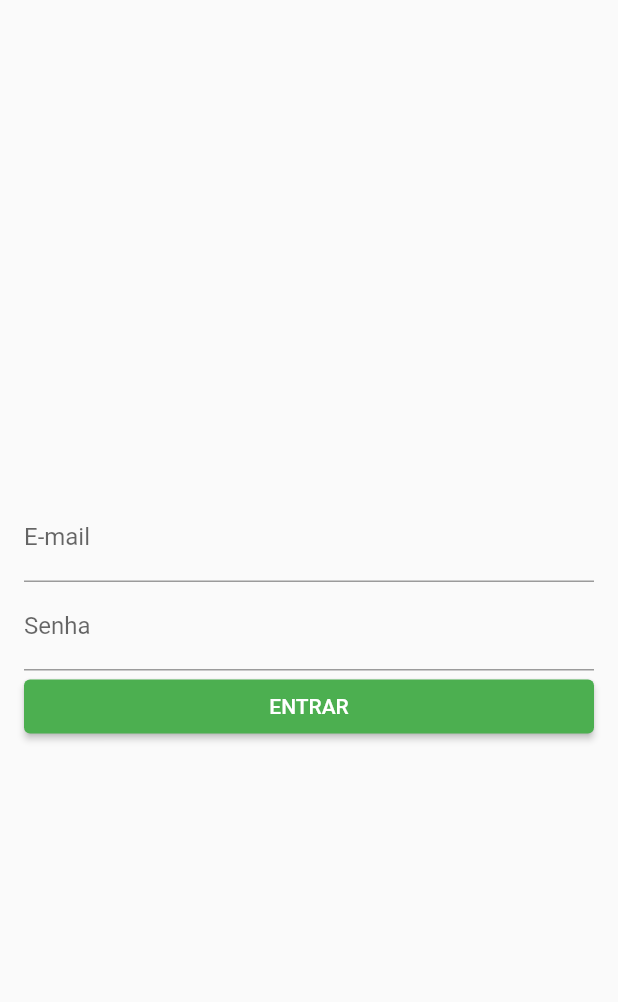
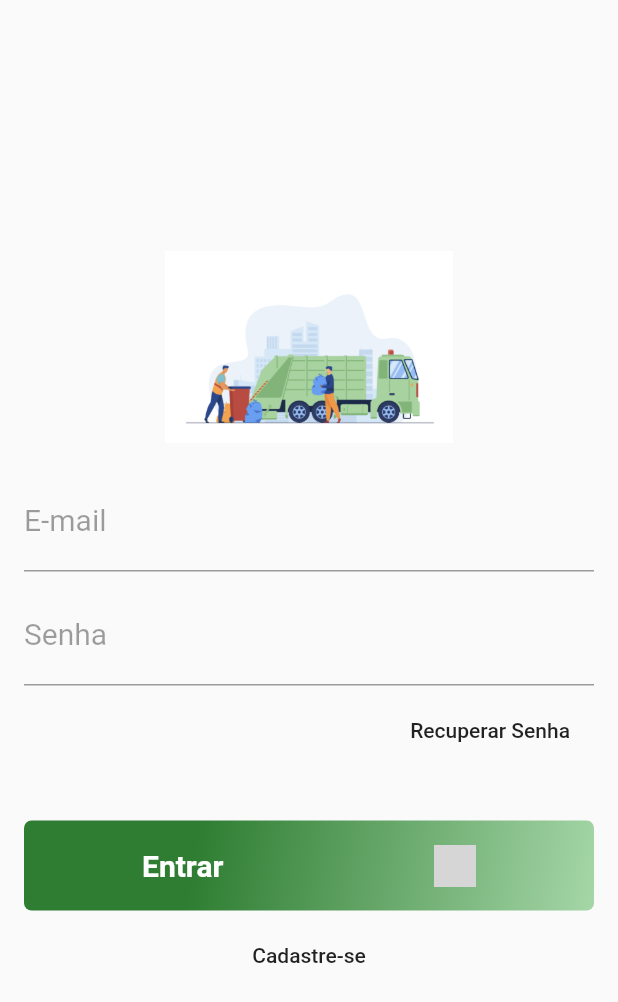
Before and after one commit to sergiodiasalves/App_Dart_PI_06, a Flutter app: the screen it shows after launch, on a phone screen of 412 x 824 dp. Shown: the top 1002 px of the screen. Run offline on Flutter 3.47's test engine with Material 2 defaults, Android fonts, the phone set to English and light mode, and no system bars; our stand-ins replace shared_preferences; grey boxes are pictures that could not be loaded.

Commit message:
Atualização
Atualização das paginas de navegação.

```diff
--- a/lib/login_page.dart
+++ b/lib/login_page.dart
@@ -1,17 +1,16 @@
 import 'dart:convert';
+
 import 'package:app/home_page.dart';
+import 'package:app/register_page.dart';
 import 'package:flutter/material.dart';
-import 'package:flutter/services.dart';
 import 'package:shared_preferences/shared_preferences.dart';
 import 'package:http/http.dart' as http;
-
 
 class LoginPage extends StatefulWidget {
   const LoginPage({Key? key}) : super(key: key);
 
   @override
   _LoginPageState createState() => _LoginPageState();
-
 }
 
 class _LoginPageState extends State<LoginPage> {
@@ -24,23 +23,38 @@ class _LoginPageState extends State<LoginPage> {
   Widget build(BuildContext context) {
     return Scaffold(
       body: Form(
-         key: _formkey ,
+        key: _formkey,
         child: Center(
         child: SingleChildScrollView(
-          padding: EdgeInsets.symmetric(horizontal: 16),
+          padding: EdgeInsets.symmetric( horizontal: 16),
           child: Column(
             crossAxisAlignment: CrossAxisAlignment.stretch,
             children: [
+              SizedBox(
+                width: 128,
+                height: 128,
+                child: Image.asset("assets/10181.png"),
+              ),
+              SizedBox(
+                height: 20,
+              ),
               TextFormField(
                 decoration: InputDecoration(
-                  labelText: 'E-mail'
+                  labelText: 'E-mail',
+                  labelStyle: TextStyle(
+                    color: Colors.black38,
+                    fontWeight: FontWeight.w400,
+                    fontSize: 20
+                  ),
+                ),
+                style: TextStyle(fontSize: 20
                 ),
                 controller: _emailController,
                 keyboardType: TextInputType.emailAddress,
-                validator: (email) {
+                validator: (email){
                   if(email == null || email.isEmpty){
-                    return 'Por favor, digite seu e-mail';
-                  }else if(!RegExp(
+                    return 'Por Favor, digite seu e-mail';
+                  }else if (!RegExp(
                             r"^[a-zA-Z0-9.a-zA-Z0-9.!#$%&'*+-/=?^_`{|}~]+@[a-zA-Z0-9]+\.[a-zA-Z]+")
                         .hasMatch(_emailController.text)) {
                       return 'Por favor, digite um e-mail correto';
@@ -48,78 +62,162 @@ class _LoginPageState extends State<LoginPage> {
                     return null;
                   },
               ),
-
+               SizedBox(
+                height: 10,
+              ),
               TextFormField(
-                decoration: InputDecoration(
-                  labelText: 'Senha'
+                decoration: InputDecoration(labelText: 'Senha',
+                labelStyle: TextStyle(
+                  color: Colors.black38,
+                  fontWeight: FontWeight.w400,
+                  fontSize: 20,
+                )
+                ),
+                style: TextStyle(fontSize: 20
                 ),
                 controller: _passwordController,
                 obscureText: true,
                 keyboardType: TextInputType.text,
-                validator: (password){
-                  if(password == null || password.isEmpty){
-                    return 'Por favor, digite sua senha';
-                  }else if(password.length < 3){
+                validator: (senha){
+                  if (senha == null || senha.isEmpty) {
+                    return 'Por favor. digite sua senha';
+                  } else if (senha.length < 3) {
                     return 'Por favor, digite uma senha maior que 6 caracteres';
                   }
                   return null;
                   },
               ),
-
-              ElevatedButton(onPressed: () async {
+               SizedBox(
+                height: 10,
+              ),
+              Container(
+                height: 40,
+                alignment: Alignment.centerRight,
+                child: FlatButton(
+                  child: Text(
+                  'Recuperar Senha',
+                  ),
+                  onPressed: () {},
+                ),
+               ),
+               SizedBox(
+                height: 40,
+              ),
+              Container(
+                height: 60,
+                alignment: Alignment.centerLeft,
+                decoration: BoxDecoration(
+                  gradient: LinearGradient(
+                    begin: Alignment.topLeft,
+                    end: Alignment.bottomRight,
+                    stops: [0.3, 1],
+                    colors: [
+                      Colors.green.shade800,
+                      Colors.green.shade200,
+                    ],
+                  ),
+                  borderRadius: BorderRadius.all(
+                    Radius.circular(5),
+                  ),
+                ),
+                child: SizedBox.expand(
+                  child: FlatButton(
+                    child: Row(
+                      mainAxisAlignment: MainAxisAlignment.spaceAround,
+                      children: <Widget>[
+                        Text(
+                          'Entrar   ',
+                          style: TextStyle(
+                            fontWeight: FontWeight.bold,
+                            color: Colors.white,
+                            fontSize: 20,
+                          ),
+                          textAlign: TextAlign.left,
+                        ),
+                        Container(
+                          child: SizedBox(
+                            child: Image.asset("assets/recycling-symbol.png"),
+                            height: 28,
+                            width: 28,
+                          ),
+                        ),
+                      ],
+                    ),
+                    onPressed: () async {
                   FocusScopeNode currentFocus = FocusScope.of(context);
-                if( _formkey.currentState!.validate()){
-                  bool loginOk = await login();
+                  if(_formkey.currentState!.validate()){
+                    bool deuCerto = await login();
                     if(!currentFocus.hasPrimaryFocus){
                       currentFocus.unfocus();
                     }
-                  if(loginOk) {
+                    if(deuCerto) {
                       Navigator.pushReplacement(
                         context,
                         MaterialPageRoute(
                           builder: (context) => HomePage(),
                         ),
                       );
-                  }
                     }else{
                       _passwordController.clear();
-                  ScaffoldMessenger.of(context).showSnackBar(snackBar);
+                      ScaffoldMessenger.of(context) .showSnackBar(snackBar);
                     }
-
+                  }
                 },
-               child: Text('ENTRAR'),
-               ),
-            ],
                 ),
                 ),
               ),
+               SizedBox(
+                height: 10,
               ),
+              Container(
+                height: 40,
+                child: FlatButton(child: Text(
+                  "Cadastre-se",
+                  textAlign: TextAlign.center,
+                  ),
+                  onPressed: () async {
+                    bool register = await registro();
+                    if(register){
+                      Navigator.pushReplacement(context,
+                        MaterialPageRoute(builder: (context) => RegisterPage(),
+                        ),
+
+                      );
+                    }
+                  },
+                ),
+              ),
+            ],
+          ) ,
+          ),
+      )
+      )
+    );
+  }
+
+  final snackBar = SnackBar(
+    content: Text(
+    'email ou senha são inválidos',
+    textAlign: TextAlign.center,
+    ),
+    backgroundColor: Colors.redAccent,
      );
 
+     Future<bool> registro() async{
+       SharedPreferences sharedPreferences = await SharedPreferences.getInstance();
+       await sharedPreferences.clear();
+       return true;
      }
 
-  final snackBar = SnackBar(content: Text(
-    'e-mail ou senha inválidos', textAlign: TextAlign.center,
-  ), backgroundColor: Colors.redAccent,
-  );
-
-  Future<bool> login() async {
+  Future<bool> login() async{
     SharedPreferences sharedPreferences = await SharedPreferences.getInstance();
-    var url = Uri.parse('https://theguardianapi.vercel.app/users/');
-    var resposta = await http.post(
-    url,
-    body: {
-      'email': _emailController.text,
-      'password': _passwordController.text
-    },
-    );
-    if (resposta.statusCode == 200) {
-      await sharedPreferences.setString('token', 'Token ${jsonDecode(resposta.body)["token"]}');
+    var url = Uri.parse('https://theguardianapi.vercel.app/login/'+_emailController.text+'/'+_passwordController.text);
+    var resposta = await http.get(url);
+    if(resposta.statusCode == 200) {
+      await sharedPreferences.setString('token', "Token ${jsonDecode(resposta.body)['token']}");
       return true;
     }else{
       return false;
     }
-
   }
-
 }
--- a/lib/main.dart
+++ b/lib/main.dart
@@ -1,19 +1,21 @@
+import 'package:app/boasvindas_page.dart';
 import 'package:flutter/material.dart';
 
-import 'boasvindas_page.dart';
-
 void main() {
-  runApp(MyApp());
+  runApp(const MyApp());
 }
 
 class MyApp extends StatelessWidget {
+  const MyApp({Key? key}) : super(key: key);
+
+
   @override
   Widget build(BuildContext context) {
-      return MaterialApp(
+    return MaterialApp(
       debugShowCheckedModeBanner: false,
       title: 'Autenticação',
       theme: ThemeData(
-        primarySwatch: Colors.green,
+      primarySwatch: Colors.green,
       ),
       home: BoasVindasPage(),
     );
--- a/pubspec.yaml
+++ b/pubspec.yaml
@@ -78,3 +78,9 @@ flutter:
   #
   # For details regarding fonts from package dependencies,
   # see https://flutter.dev/custom-fonts/#from-packages
+
+  assets:
+    - assets/10181.png
+    - assets/76254.png
+    - assets/rm373batch10-110.png
+    - recycling-symbol.png
```
Also changed, not shown: lib/boasvindas_page.dart (+11 -17 lines), lib/home_page.dart (+27 -5 lines), lib/register_page.dart (added, +167 -0 lines), assets/10181.png (added), assets/76254.png (added), assets/recycling-symbol.png (added), 1 other file. Lines whose indentation alone changed are shown as unchanged.
